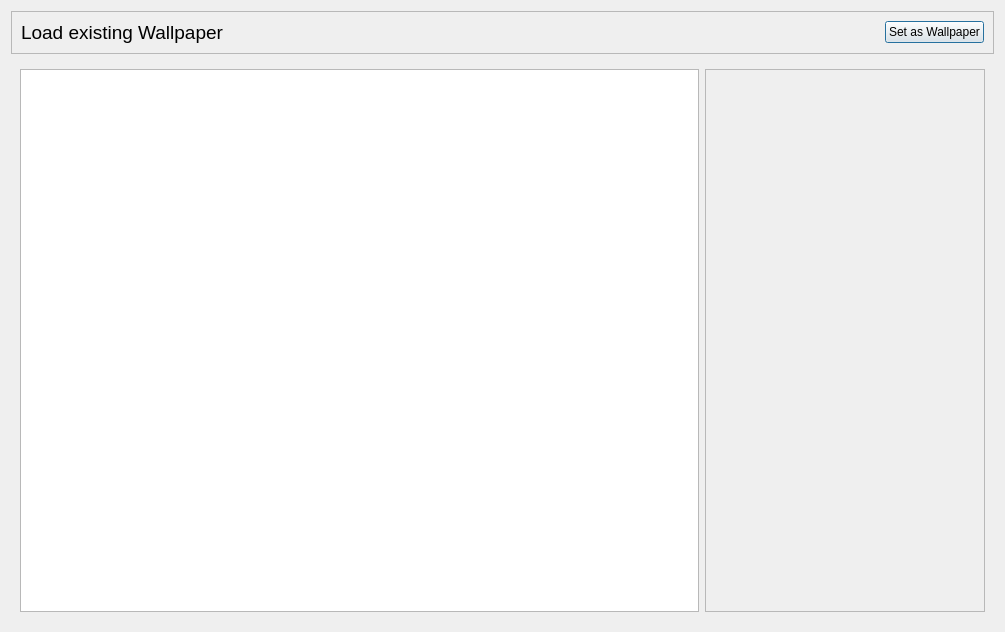
Before: the Qt Designer form photobrowser.ui in hakan1498/DailyDesktopWallpaperPlus, drawn with Qt 5.
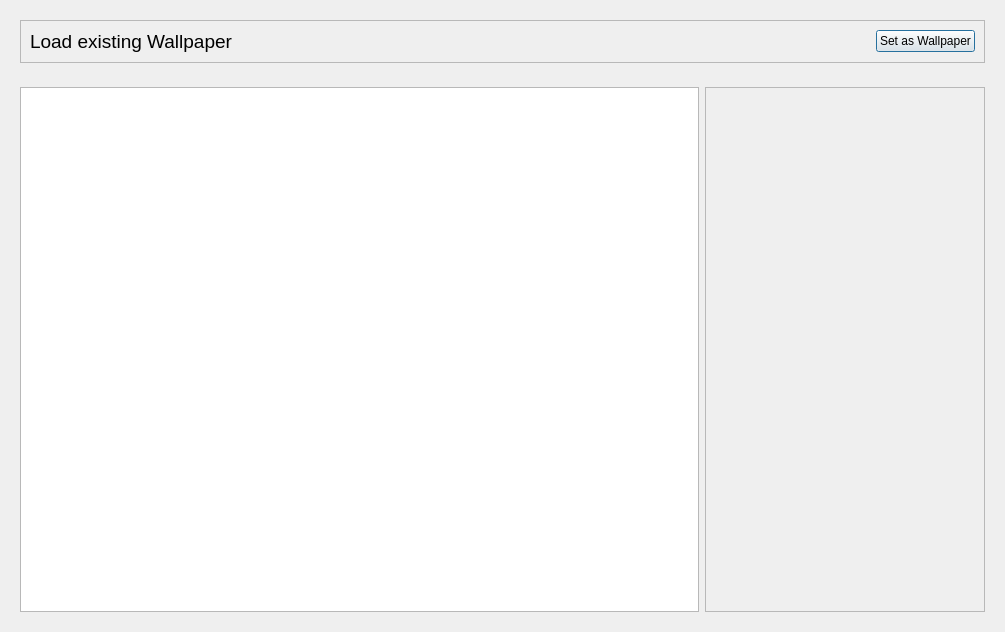
After: the same form once the commit is applied. Icons and pictures are not drawn.

```diff
--- a/photobrowser.ui
+++ b/photobrowser.ui
@@ -15,6 +15,15 @@
   </property>
   <layout class="QVBoxLayout" name="verticalLayout">
    <item>
+    <widget class="QWidget" name="widget_2" native="true">
+     <property name="minimumSize">
+      <size>
+       <width>0</width>
+       <height>50</height>
+      </size>
+     </property>
+     <layout class="QVBoxLayout" name="verticalLayout_2">
+      <item>
     <widget class="QFrame" name="frame">
      <property name="frameShape">
       <enum>QFrame::StyledPanel</enum>
@@ -60,6 +69,9 @@
          <iconset resource="mainicon.qrc">
           <normaloff>:/icons/Check_256x256.png</normaloff>:/icons/Check_256x256.png</iconset>
         </property>
+          </widget>
+         </item>
+        </layout>
        </widget>
       </item>
      </layout>
```
Lines whose indentation alone changed are shown as unchanged.
